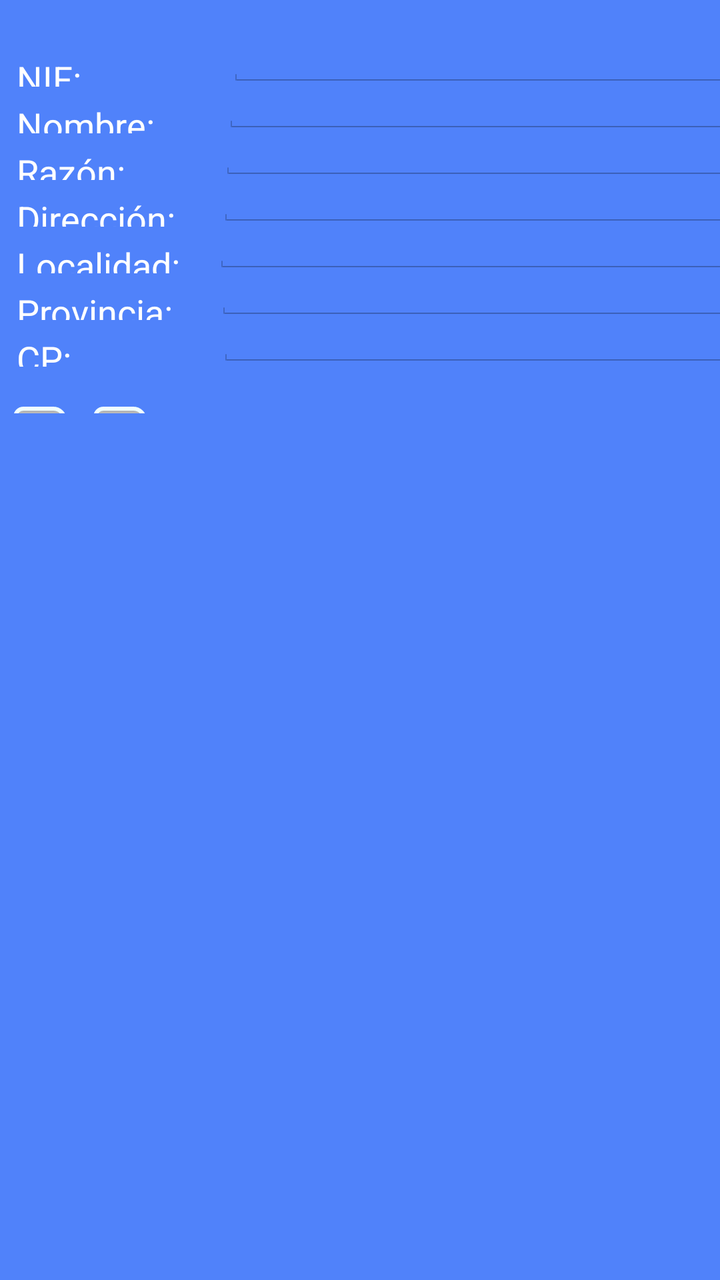
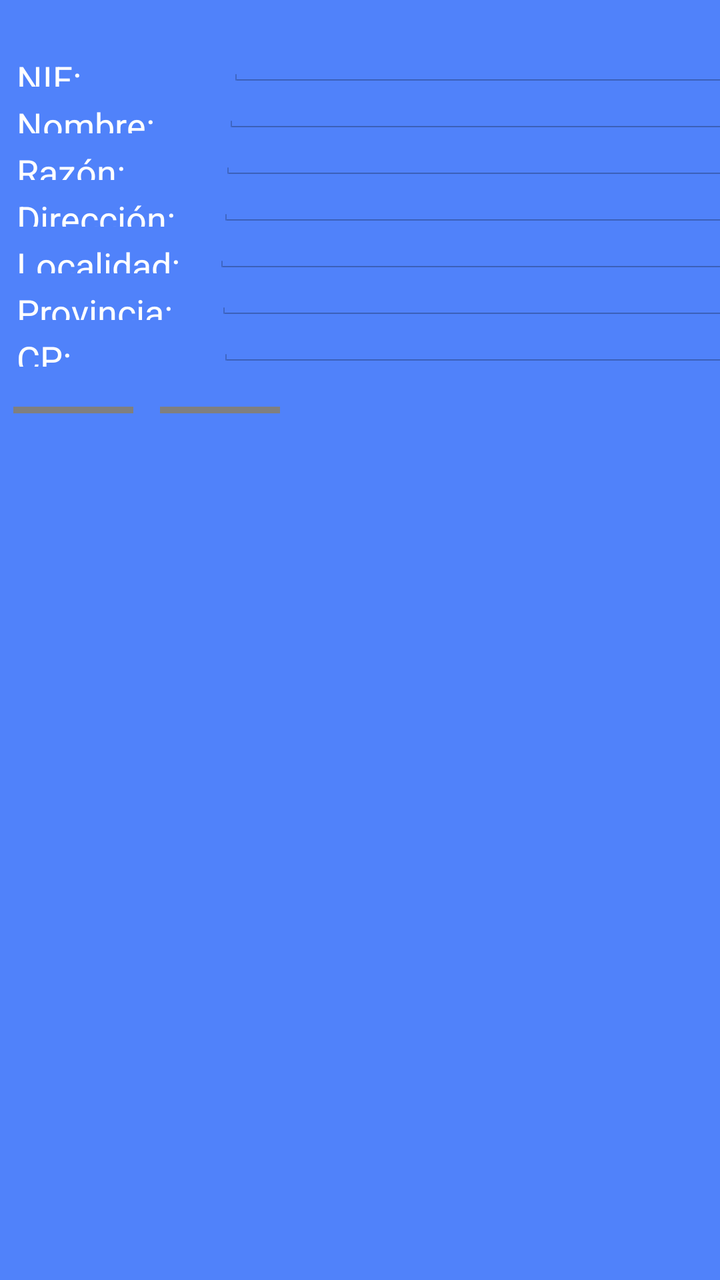

An Android layout rendered at two revisions. The XML below is the earlier revision; the diff shows what the commit changed to produce the second picture.
<!-- AndroidManifest.xml: application theme AppTheme -->
<!-- res/layout/activity_customer_data.xml -->
<LinearLayout xmlns:android="http://schemas.android.com/apk/res/android"
    android:layout_width="match_parent"
    android:layout_height="match_parent"
    android:orientation="horizontal"
    android:layout_marginTop="20dp"
    android:background="@color/Edicards" >

    <LinearLayout
        android:layout_width="wrap_content"
        android:layout_height="wrap_content"
        android:layout_marginTop="20dp"
        android:orientation="vertical" >

        <LinearLayout
            android:layout_width="fill_parent"
            android:layout_height="70px"
            android:orientation="horizontal" >

            <TextView
                android:id="@+id/lblNIFClienteLabel"
                android:layout_width="wrap_content"
                android:layout_height="wrap_content"
                android:layout_marginLeft="25px"
                android:layout_marginRight="25px"
                android:text="NIF:             "
                android:textColor="#FFFFFF"
                android:textSize="@dimen/text_small" />

            <EditText
                android:id="@+id/lblNIFCliente"
                android:layout_width="300dp"
                android:layout_height="wrap_content"
                android:layout_marginLeft="25px"
                android:layout_marginRight="25px"
                android:singleLine="true"
                android:text=""
                android:textSize="@dimen/text_small"
                android:textStyle="bold" />
        </LinearLayout>

        <LinearLayout
            android:layout_width="fill_parent"
            android:layout_height="70px"
            android:orientation="horizontal" >

            <TextView
                android:id="@+id/lblNombreClienteLabel"
                android:layout_width="wrap_content"
                android:layout_height="wrap_content"
                android:layout_marginLeft="25px"
                android:layout_marginRight="25px"
                android:text="Nombre:    "
                android:textColor="#FFFFFF"
                android:textSize="@dimen/text_small" />

            <EditText
                android:id="@+id/lblNombreCliente"
                android:layout_width="300dp"
                android:layout_height="wrap_content"
                android:layout_marginLeft="25px"
                android:layout_marginRight="25px"
                android:singleLine="true"
                android:text=""
                android:textSize="@dimen/text_small"
                android:textStyle="bold" />
        </LinearLayout>

        <LinearLayout
            android:layout_width="fill_parent"
            android:layout_height="70px"
            android:orientation="horizontal" >

            <TextView
                android:id="@+id/lblRazonClienteLabel"
                android:layout_width="wrap_content"
                android:layout_height="wrap_content"
                android:layout_marginLeft="25px"
                android:layout_marginRight="25px"
                android:text="Razón:       "
                android:textColor="#FFFFFF"
                android:textSize="@dimen/text_small" />

            <EditText
                android:id="@+id/lblRazonCliente"
                android:layout_width="300dp"
                android:layout_height="wrap_content"
                android:layout_marginLeft="25px"
                android:layout_marginRight="25px"
                android:singleLine="true"
                android:text=""
                android:textSize="@dimen/text_small"
                android:textStyle="bold" />
        </LinearLayout>

        <LinearLayout
            android:layout_width="fill_parent"
            android:layout_height="70px"
            android:orientation="horizontal" >

            <TextView
                android:id="@+id/lblDireccionClienteLabel"
                android:layout_width="wrap_content"
                android:layout_height="wrap_content"
                android:layout_marginLeft="25px"
                android:layout_marginRight="25px"
                android:text="Dirección: "
                android:textColor="#FFFFFF"
                android:textSize="@dimen/text_small" />

            <EditText
                android:id="@+id/lblDireccionCliente"
                android:layout_width="300dp"
                android:layout_height="wrap_content"
                android:layout_marginLeft="25px"
                android:layout_marginRight="25px"
                android:singleLine="true"
                android:text=""
                android:textSize="@dimen/text_small"
                android:textStyle="bold" />
        </LinearLayout>

        <LinearLayout
            android:layout_width="fill_parent"
            android:layout_height="70px"
            android:orientation="horizontal" >

            <TextView
                android:id="@+id/lblLocalidadClienteLabel"
                android:layout_width="wrap_content"
                android:layout_height="wrap_content"
                android:layout_marginLeft="25px"
                android:layout_marginRight="25px"
                android:text="Localidad:"
                android:textColor="#FFFFFF"
                android:textSize="@dimen/text_small" />

            <EditText
                android:id="@+id/lblLocalidadCliente"
                android:layout_width="300dp"
                android:layout_height="wrap_content"
                android:layout_marginLeft="25px"
                android:layout_marginRight="25px"
                android:singleLine="true"
                android:text=""
                android:textSize="@dimen/text_small"
                android:textStyle="bold" />
        </LinearLayout>

        <LinearLayout
            android:layout_width="fill_parent"
            android:layout_height="70px"
            android:orientation="horizontal" >

            <TextView
                android:id="@+id/lblProvinciaClienteLabel"
                android:layout_width="wrap_content"
                android:layout_height="wrap_content"
                android:layout_marginLeft="25px"
                android:layout_marginRight="25px"
                android:text="Provincia: "
                android:textColor="#FFFFFF"
                android:textSize="@dimen/text_small" />

            <EditText
                android:id="@+id/lblProvinciaCliente"
                android:layout_width="300dp"
                android:layout_height="wrap_content"
                android:layout_marginLeft="25px"
                android:layout_marginRight="25px"
                android:singleLine="true"
                android:text=""
                android:textSize="@dimen/text_small"
                android:textStyle="bold" />
        </LinearLayout>
        
        <LinearLayout
            android:layout_width="fill_parent"
            android:layout_height="70px"
            android:orientation="horizontal" >

            <TextView
                android:id="@+id/lblCodigoPostalClienteLabel"
                android:layout_width="wrap_content"
                android:layout_height="wrap_content"
                android:layout_marginLeft="25px"
                android:layout_marginRight="25px"
                android:text="CP:             "
                android:textColor="#FFFFFF"
                android:textSize="@dimen/text_small" />

            <EditText
                android:id="@+id/lblCodigoPostalCliente"
                android:layout_width="300dp"
                android:layout_height="wrap_content"
                android:layout_marginLeft="25px"
                android:layout_marginRight="25px"
                android:singleLine="true"
                android:text=""
                android:textSize="@dimen/text_small"
                android:textStyle="bold" />
        </LinearLayout>
        
        <LinearLayout
            android:layout_width="fill_parent"
            android:layout_height="70px"
            android:orientation="horizontal" >

            <Button
                android:id="@+id/btnGenerateAlbaran"
                android:layout_marginLeft="20px"
		        android:layout_marginRight="20px"
        		android:layout_width="80px" 
		     	android:layout_marginBottom="20dp"
		     	android:layout_marginTop="20dp"
		     	android:layout_height="40px"
		     	android:background="@drawable/background_button"
		     	android:textColor="#FFF"
                android:onClick="OnApply"
                android:text="Aplicar cambios"/>
            
             <Button
                android:id="@+id/btnCanceñ"
                android:layout_marginLeft="20px"
		        android:layout_marginRight="20px"
        		android:layout_width="80px" 
		     	android:layout_marginBottom="20dp"
		     	android:layout_marginTop="20dp"
		     	android:layout_height="40px"
		     	android:background="@drawable/background_button"
		     	android:textColor="#FFF"
                android:onClick="OnClose"
                android:text="Cerrar Pantalla"/>
        </LinearLayout>
    </LinearLayout>

    <LinearLayout
        android:layout_width="wrap_content"
        android:layout_height="wrap_content"
        android:orientation="vertical"
        android:layout_marginTop="20dp" >

        
        <LinearLayout
            android:layout_width="fill_parent"
            android:layout_height="70px"
            android:orientation="horizontal" >

            <TextView
                android:id="@+id/lblTelefono1ClienteLabel"
                android:layout_width="wrap_content"
                android:layout_height="wrap_content"
                android:layout_marginLeft="25px"
                android:layout_marginRight="25px"
                android:singleLine="true"
                android:text="Teléfono 1:"
                android:textColor="#FFFFFF"
                android:textSize="@dimen/text_small" />

            <EditText
                android:id="@+id/lblTelefono1Cliente"
                android:layout_width="300dp"
                android:layout_height="wrap_content"
                android:layout_marginLeft="25px"
                android:layout_marginRight="25px"
                android:text=""
                android:textSize="@dimen/text_small"
                android:textStyle="bold" />
        </LinearLayout>

        <LinearLayout
            android:layout_width="fill_parent"
            android:layout_height="70px"
            android:orientation="horizontal" >

            <TextView
                android:id="@+id/lblTelefono2ClienteLabel"
                android:layout_width="wrap_content"
                android:layout_height="wrap_content"
                android:layout_marginLeft="25px"
                android:layout_marginRight="25px"
                android:singleLine="true"
                android:text="Teléfono 2:"
                android:textColor="#FFFFFF"
                android:textSize="@dimen/text_small" />

            <EditText
                android:id="@+id/lblTelefono2Cliente"
                android:layout_width="300dp"
                android:layout_height="wrap_content"
                android:layout_marginLeft="25px"
                android:layout_marginRight="25px"
                android:text=""
                android:textSize="@dimen/text_small"
                android:textStyle="bold" />
        </LinearLayout>

        <LinearLayout
            android:layout_width="fill_parent"
            android:layout_height="70px"
            android:orientation="horizontal" >

            <TextView
                android:id="@+id/lblFaxClienteLabel"
                android:layout_width="wrap_content"
                android:layout_height="wrap_content"
                android:layout_marginLeft="25px"
                android:layout_marginRight="25px"
                android:text="FAX:             "
                android:textColor="#FFFFFF"
                android:textSize="@dimen/text_small" />

            <EditText
                android:id="@+id/lblFaxCliente"
                android:layout_width="300dp"
                android:layout_height="wrap_content"
                android:layout_marginLeft="25px"
                android:layout_marginRight="25px"
                android:singleLine="true"
                android:text=""
                android:textSize="@dimen/text_small"
                android:textStyle="bold" />
        </LinearLayout>

        <LinearLayout
            android:layout_width="fill_parent"
            android:layout_height="70px"
            android:orientation="horizontal" >

            <TextView
                android:id="@+id/lblFaxMailLabel"
                android:layout_width="wrap_content"
                android:layout_height="wrap_content"
                android:layout_marginLeft="25px"
                android:layout_marginRight="25px"
                android:text="MAIL:           "
                android:textColor="#FFFFFF"
                android:textSize="@dimen/text_small" />

            <EditText
                android:id="@+id/lblMailCliente"
                android:layout_width="300dp"
                android:layout_height="wrap_content"
                android:layout_marginLeft="25px"
                android:layout_marginRight="25px"
                android:singleLine="true"
                android:text=""
                android:textSize="@dimen/text_small"
                android:textStyle="bold" />
        </LinearLayout>
        
         <LinearLayout
            android:layout_width="fill_parent"
            android:layout_height="70px"
            android:orientation="horizontal" >

            <TextView
                android:id="@+id/lblCCCLabel"
                android:layout_width="wrap_content"
                android:layout_height="wrap_content"
                android:layout_marginLeft="25px"
                android:layout_marginRight="25px"
                android:text="Cuenta Corriente:    "
                android:textColor="#FFFFFF"
                android:textSize="@dimen/text_small" />

            <EditText
                android:id="@+id/lblCCCCliente"
                android:layout_width="300dp"
                android:layout_height="wrap_content"
                android:layout_marginLeft="25px"
                android:layout_marginRight="25px"
                android:singleLine="true"
                android:text=""
                android:textSize="@dimen/text_small"
                android:textStyle="bold" />
        </LinearLayout>
        
         <LinearLayout
            android:layout_width="fill_parent"
            android:layout_height="70px"
            android:orientation="horizontal" >

            <TextView
                android:id="@+id/lblRepresentanteClienteLabel"
                android:layout_width="wrap_content"
                android:layout_height="wrap_content"
                android:layout_marginLeft="25px"
                android:layout_marginRight="25px"
                android:text="Represent. Tienda: "
                android:textColor="#FFFFFF"
                android:textSize="@dimen/text_small" />

            <EditText
                android:id="@+id/lblRepresentanteCliente"
                android:layout_width="300dp"
                android:layout_height="wrap_content"
                android:layout_marginLeft="25px"
                android:layout_marginRight="25px"
                android:singleLine="true"
                android:text=""
                android:textSize="@dimen/text_small"
                android:textStyle="bold" />
        </LinearLayout>
        
         <LinearLayout
            android:layout_width="fill_parent"
            android:layout_height="70px"
            android:orientation="horizontal" >

            <TextView
                android:id="@+id/lblDniRepresentanteClienteLabel"
                android:layout_width="wrap_content"
                android:layout_height="wrap_content"
                android:layout_marginLeft="25px"
                android:layout_marginRight="25px"
                android:text="DNI Repres Tienda: "
                android:textColor="#FFFFFF"
                android:textSize="@dimen/text_small" />

            <EditText
                android:id="@+id/lblDniRepresentanteCliente"
                android:layout_width="300dp"
                android:layout_height="wrap_content"
                android:layout_marginLeft="25px"
                android:layout_marginRight="25px"
                android:singleLine="true"
                android:text=""
                android:textSize="@dimen/text_small"
                android:textStyle="bold" />
        </LinearLayout>

</LinearLayout>        
</LinearLayout>
<!-- resources referenced by this layout -->
<resources>
  <color name="Edicards">#5082FA</color>
  <dimen name="text_small">18sp</dimen>
  <!-- drawable background_button (drawable) -->
  <?xml version="1.0" encoding="utf-8"?>
   
  <shape xmlns:android="http://schemas.android.com/apk/res/android" 
       android:shape="rectangle">
      <gradient android:startColor="#AAAAAA" android:endColor="#FFFFFF"
              android:angle="270"/>
      <stroke android:width="2dp"
              android:color="@color/Azure" />
      <corners android:bottomRightRadius="7dp"
          android:bottomLeftRadius="5dp" 
          android:topLeftRadius="5dp"
          android:topRightRadius="7dp"/>    
  </shape>
  <style name="AppTheme" parent="android:Theme.Light">
          <item name="android:fontFamily">sans-serif-light</item>
          <item name="android:textStyle">bold</item>
          <item name="android:textSize">28sp</item>
          <item name="android:text">serif-monospace</item>
          <item name="android:alertDialogTheme">@style/AlertDialogCustom</item>
  
      </style>
  <color name="Azure">#F0FFFF</color>
  <style name="AlertDialogCustom" parent="android:Theme.Holo.Dialog">
          <item name="android:textColor">#00FF00</item>
          <item name="android:typeface">monospace</item>
          <item name="android:textSize">48sp</item>
      </style>
</resources>

<!-- the commit's change to res/layout/activity_customer_data.xml (unified diff, before → after) -->
@@ -205,29 +205,29 @@
             android:layout_height="70px"
             android:orientation="horizontal" >
 
-            <Button
+            <net.ifeu.library.Controls.ButtonColor
                 android:id="@+id/btnGenerateAlbaran"
                 android:layout_marginLeft="20px"
 		        android:layout_marginRight="20px"
-        		android:layout_width="80px" 
+        		android:layout_width="180px"
 		     	android:layout_marginBottom="20dp"
 		     	android:layout_marginTop="20dp"
 		     	android:layout_height="40px"
 		     	android:background="@drawable/background_button"
-		     	android:textColor="#FFF"
+		     	android:textColor="@color/Black"
                 android:onClick="OnApply"
                 android:text="Aplicar cambios"/>
             
-             <Button
-                android:id="@+id/btnCanceñ"
+             <net.ifeu.library.Controls.ButtonColor
+                android:id="@+id/btnCancel"
                 android:layout_marginLeft="20px"
 		        android:layout_marginRight="20px"
-        		android:layout_width="80px" 
+        		android:layout_width="180px"
 		     	android:layout_marginBottom="20dp"
 		     	android:layout_marginTop="20dp"
 		     	android:layout_height="40px"
 		     	android:background="@drawable/background_button"
-		     	android:textColor="#FFF"
+		     	android:textColor="@color/Black"
                 android:onClick="OnClose"
                 android:text="Cerrar Pantalla"/>
         </LinearLayout>
<!-- resource entries referenced after the edit -->
@@ -1,5 +1,6 @@
 <!-- resources referenced by this layout -->
 <resources>
+  <color name="Black">#000000</color>
   <color name="Edicards">#5082FA</color>
   <dimen name="text_small">18sp</dimen>
   <!-- drawable background_button (drawable) -->
